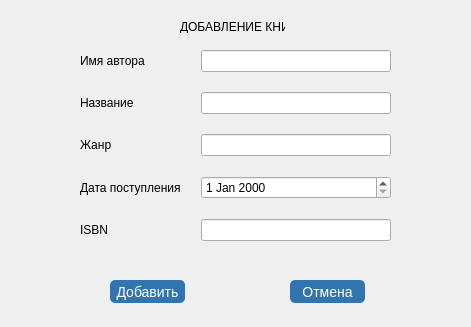
Old version of the form adding_book/add_book.ui in the repository vladislavvasyukov/library.
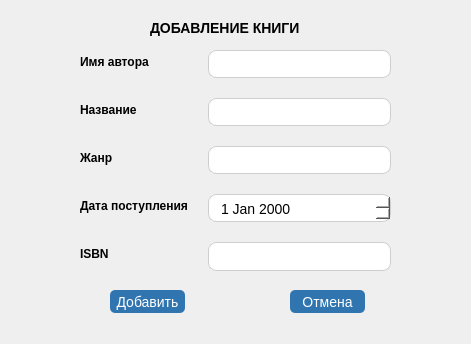
New version of the form.

Diff of the .ui file:
```diff
--- a/adding_book/add_book.ui
+++ b/adding_book/add_book.ui
@@ -7,17 +7,23 @@
     <x>0</x>
     <y>0</y>
     <width>471</width>
-    <height>327</height>
+    <height>344</height>
    </rect>
   </property>
   <property name="windowTitle">
    <string/>
   </property>
+  <property name="styleSheet">
+   <string notr="true">#cancel_additing_book {
+	background-color: #3175b0;
+}
+</string>
+  </property>
   <widget class="QPushButton" name="add_book_in_library">
    <property name="geometry">
     <rect>
      <x>110</x>
-     <y>280</y>
+     <y>290</y>
      <width>75</width>
      <height>23</height>
     </rect>
@@ -37,7 +43,7 @@
    <property name="geometry">
     <rect>
      <x>290</x>
-     <y>280</y>
+     <y>290</y>
      <width>75</width>
      <height>23</height>
     </rect>
@@ -45,7 +51,7 @@
    <property name="styleSheet">
     <string notr="true">color: #fff;
 text-decoration: none; 
-background-color: #3175b0;
+
 font-size: 14px;
 border-radius: 5px;</string>
    </property>
@@ -59,7 +65,7 @@
      <x>80</x>
      <y>50</y>
      <width>311</width>
-     <height>201</height>
+     <height>221</height>
     </rect>
    </property>
    <layout class="QFormLayout" name="formLayout_2">
@@ -71,36 +77,76 @@
     </property>
     <item row="0" column="0">
      <widget class="QLabel" name="author_label">
+      <property name="styleSheet">
+       <string notr="true">font-size: 12px;
+font-weight: 900;</string>
+      </property>
       <property name="text">
        <string>Имя автора</string>
       </property>
      </widget>
     </item>
     <item row="0" column="1">
-     <widget class="QLineEdit" name="author"/>
+     <widget class="QLineEdit" name="author">
+      <property name="styleSheet">
+       <string notr="true">font-size: 14px;
+padding: 6px 0 4px 10px;
+border: 1px solid #cecece;
+background: #fff;
+border-radius: 8px;</string>
+      </property>
+     </widget>
     </item>
     <item row="1" column="0">
      <widget class="QLabel" name="title_book_lable">
+      <property name="styleSheet">
+       <string notr="true">font-size: 12px;
+font-weight: 900;</string>
+      </property>
       <property name="text">
        <string>Название</string>
       </property>
      </widget>
     </item>
     <item row="1" column="1">
-     <widget class="QLineEdit" name="title"/>
+     <widget class="QLineEdit" name="title">
+      <property name="styleSheet">
+       <string notr="true">font-size: 14px;
+padding: 6px 0 4px 10px;
+border: 1px solid #cecece;
+background: #fff;
+border-radius: 8px;</string>
+      </property>
+     </widget>
     </item>
     <item row="2" column="0">
      <widget class="QLabel" name="genre_label">
+      <property name="styleSheet">
+       <string notr="true">font-size: 12px;
+font-weight: 900;</string>
+      </property>
       <property name="text">
        <string>Жанр</string>
       </property>
      </widget>
     </item>
     <item row="2" column="1">
-     <widget class="QLineEdit" name="genre"/>
+     <widget class="QLineEdit" name="genre">
+      <property name="styleSheet">
+       <string notr="true">font-size: 14px;
+padding: 6px 0 4px 10px;
+border: 1px solid #cecece;
+background: #fff;
+border-radius: 8px;</string>
+      </property>
+     </widget>
     </item>
     <item row="3" column="0">
      <widget class="QLabel" name="date_writing_label">
+      <property name="styleSheet">
+       <string notr="true">font-size: 12px;
+font-weight: 900;</string>
+      </property>
       <property name="text">
        <string>Дата поступления</string>
       </property>
@@ -108,28 +154,52 @@
     </item>
     <item row="4" column="0">
      <widget class="QLabel" name="isbn_label">
+      <property name="styleSheet">
+       <string notr="true">font-size: 12px;
+font-weight: 900;</string>
+      </property>
       <property name="text">
        <string>ISBN</string>
       </property>
      </widget>
     </item>
     <item row="4" column="1">
-     <widget class="QLineEdit" name="isbn"/>
+     <widget class="QLineEdit" name="isbn">
+      <property name="styleSheet">
+       <string notr="true">font-size: 14px;
+padding: 6px 0 4px 10px;
+border: 1px solid #cecece;
+background: #fff;
+border-radius: 8px;</string>
+      </property>
+     </widget>
     </item>
     <item row="3" column="1">
-     <widget class="QDateEdit" name="create_date"/>
+     <widget class="QDateEdit" name="create_date">
+      <property name="styleSheet">
+       <string notr="true">font-size: 14px;
+padding: 6px 0 4px 10px;
+border: 1px solid #cecece;
+background: #fff;
+border-radius: 8px;</string>
+      </property>
+     </widget>
     </item>
    </layout>
   </widget>
   <widget class="QLabel" name="label">
    <property name="geometry">
     <rect>
-     <x>180</x>
+     <x>150</x>
      <y>20</y>
-     <width>105</width>
-     <height>13</height>
+     <width>161</width>
+     <height>16</height>
     </rect>
    </property>
+   <property name="styleSheet">
+    <string notr="true">font-size: 14px;
+font-weight: 900;</string>
+   </property>
    <property name="text">
     <string>ДОБАВЛЕНИЕ КНИГИ</string>
    </property>
```
Left out of the diff: 9 changed lines with no effect on the pictures.
